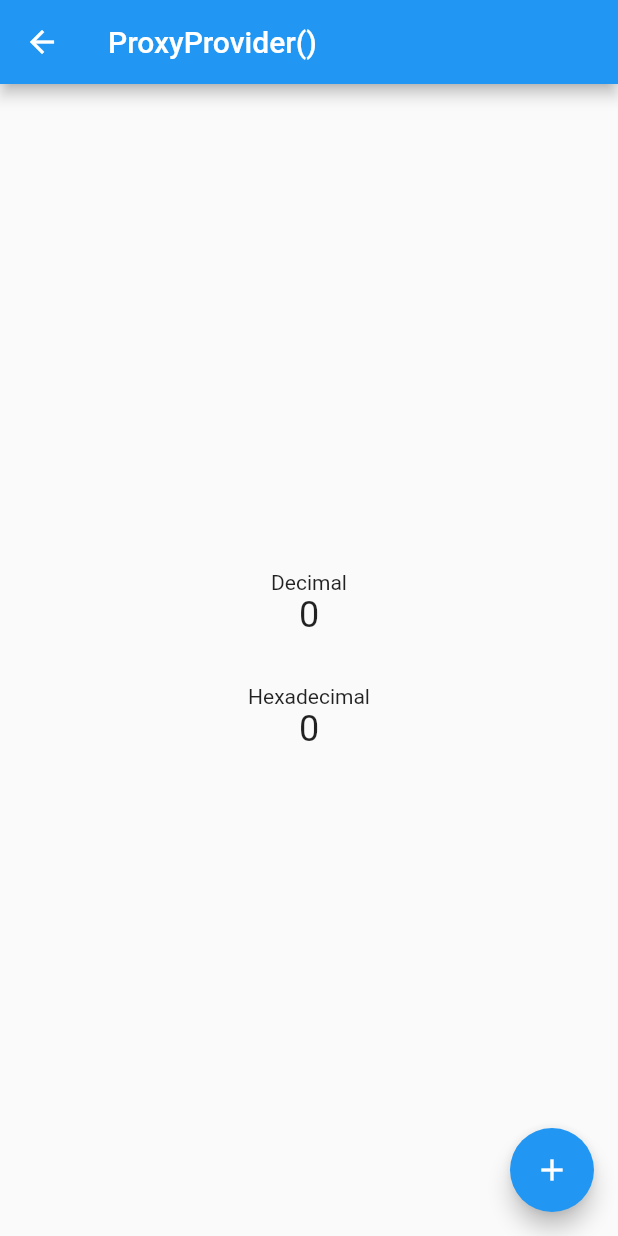
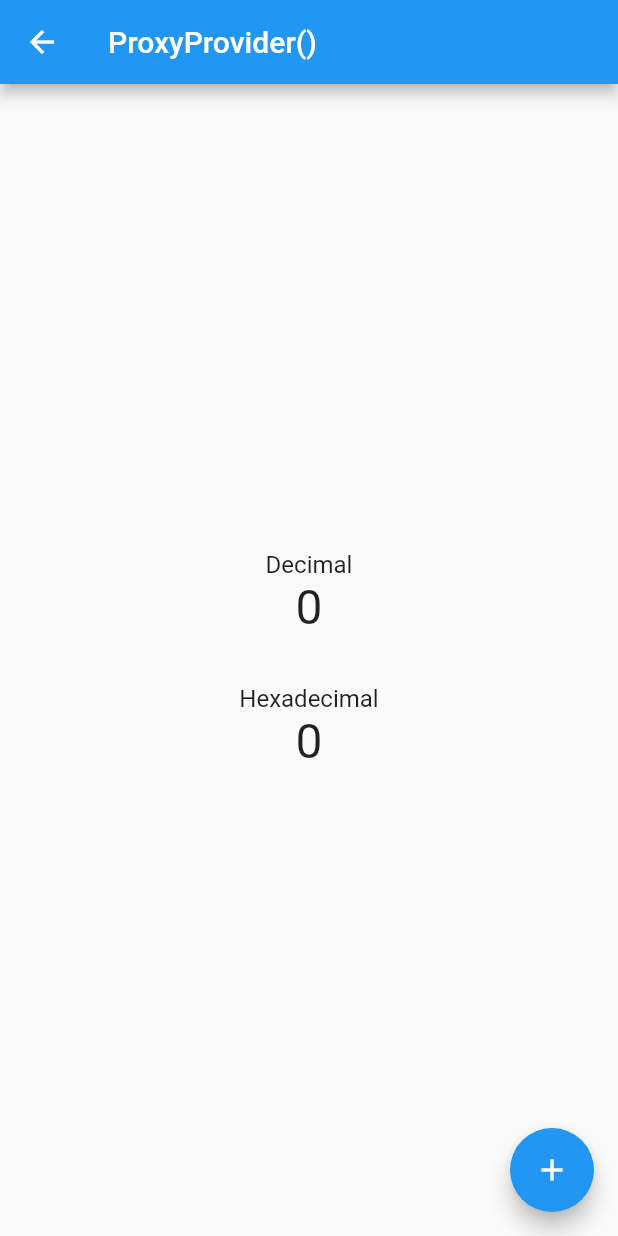
Before and after one commit to kaboc/flutter_provider_examples, a Flutter app: the ProxyProviderPage screen opened directly, on a phone screen of 412 x 824 dp. Run offline on Flutter 3.47's test engine with Material 2 defaults, Android fonts, the phone set to English and light mode, and no system bars.

Commit message:
Apply default text font size

```diff
--- a/lib/pages/change_notifier_provider.dart
+++ b/lib/pages/change_notifier_provider.dart
@@ -36,10 +36,7 @@ class _CounterText extends StatelessWidget {
     final counter = Provider.of<CnCounter>(context);
 
     return Center(
-      child: Text(
-        counter.number.toString(),
-        style: TextStyle(fontSize: 24.0),
-      ),
+      child: Text(counter.number.toString()),
     );
   }
 }
--- a/lib/pages/change_notifier_provider_value.dart
+++ b/lib/pages/change_notifier_provider_value.dart
@@ -40,10 +40,7 @@ class _CounterText extends StatelessWidget {
     final counter = Provider.of<CnCounter>(context);
 
     return Center(
-      child: Text(
-        counter.number.toString(),
-        style: TextStyle(fontSize: 24.0),
-      ),
+      child: Text(counter.number.toString()),
     );
   }
 }
--- a/lib/pages/dependency_injection.dart
+++ b/lib/pages/dependency_injection.dart
@@ -70,11 +70,11 @@ class _CounterText extends StatelessWidget {
       child: Column(
         mainAxisAlignment: MainAxisAlignment.center,
         children: <Widget>[
-          Text(counter.runtimeType.toString()),
           Text(
-            counter.numberString,
-            style: TextStyle(fontSize: 24.0),
+            counter.runtimeType.toString(),
+            style: const TextStyle(fontSize: 16.0),
           ),
+          Text(counter.numberString),
         ],
       ),
     );
--- a/lib/pages/future_provider.dart
+++ b/lib/pages/future_provider.dart
@@ -29,7 +29,7 @@ class _FutureText extends StatelessWidget {
     return Center(
       child: Text(
         description,
-        style: TextStyle(fontSize: 18.0),
+        style: const TextStyle(fontSize: 20.0),
       ),
     );
   }
--- a/lib/pages/provider.dart
+++ b/lib/pages/provider.dart
@@ -39,10 +39,7 @@ class _CounterText extends StatelessWidget {
       stream: bloc.value,
       builder: (context, snapshot) {
         return Center(
-          child: Text(
-            snapshot.data ?? '0',
-            style: TextStyle(fontSize: 24.0),
-          ),
+          child: Text(snapshot.data ?? '0'),
         );
       },
     );
--- a/lib/pages/provider_value.dart
+++ b/lib/pages/provider_value.dart
@@ -43,10 +43,7 @@ class _CounterText extends StatelessWidget {
       stream: bloc.value,
       builder: (context, snapshot) {
         return Center(
-          child: Text(
-            snapshot?.data ?? '0',
-            style: TextStyle(fontSize: 24.0),
-          ),
+          child: Text(snapshot?.data ?? '0'),
         );
       },
     );
--- a/lib/pages/proxy_provider.dart
+++ b/lib/pages/proxy_provider.dart
@@ -50,17 +50,17 @@ class _CounterResults extends StatelessWidget {
       child: Column(
         mainAxisAlignment: MainAxisAlignment.center,
         children: <Widget>[
-          const Text('Decimal'),
-          Text(
-            decCounter.value.toString(),
-            style: TextStyle(fontSize: 24.0),
+          const Text(
+            'Decimal',
+            style: TextStyle(fontSize: 16.0),
           ),
+          Text(decCounter.value.toString()),
           const SizedBox(height: 32.0),
-          const Text('Hexadecimal'),
-          Text(
-            hexCounter.valueString,
-            style: TextStyle(fontSize: 24.0),
+          const Text(
+            'Hexadecimal',
+            style: TextStyle(fontSize: 16.0),
           ),
+          Text(hexCounter.valueString),
         ],
       ),
     );
--- a/lib/pages/stream_provider.dart
+++ b/lib/pages/stream_provider.dart
@@ -42,10 +42,7 @@ class _CounterText extends StatelessWidget {
     final number = Provider.of<int>(context);
 
     return Center(
-      child: Text(
-        number.toString(),
-        style: TextStyle(fontSize: 24.0),
-      ),
+      child: Text(number.toString()),
     );
   }
 }
--- a/lib/pages/stream_provider_controller.dart
+++ b/lib/pages/stream_provider_controller.dart
@@ -37,10 +37,7 @@ class _CounterText extends StatelessWidget {
     final number = Provider.of<int>(context);
 
     return Center(
-      child: Text(
-        number.toString(),
-        style: TextStyle(fontSize: 24.0),
-      ),
+      child: Text(number.toString()),
     );
   }
 }
--- a/lib/pages/stream_provider_value.dart
+++ b/lib/pages/stream_provider_value.dart
@@ -42,10 +42,7 @@ class _CounterText extends StatelessWidget {
     final number = Provider.of<int>(context);
 
     return Center(
-      child: Text(
-        number.toString(),
-        style: TextStyle(fontSize: 24.0),
-      ),
+      child: Text(number.toString()),
     );
   }
 }
--- a/lib/pages/value_listenable_provider.dart
+++ b/lib/pages/value_listenable_provider.dart
@@ -29,10 +29,7 @@ class _CounterText extends StatelessWidget {
     final number = Provider.of<int>(context);
 
     return Center(
-      child: Text(
-        number.toString(),
-        style: TextStyle(fontSize: 24.0),
-      ),
+      child: Text(number.toString()),
     );
   }
 }
--- a/lib/pages/value_listenable_provider_value.dart
+++ b/lib/pages/value_listenable_provider_value.dart
@@ -40,10 +40,7 @@ class _CounterText extends StatelessWidget {
     final number = Provider.of<int>(context);
 
     return Center(
-      child: Text(
-        number.toString(),
-        style: TextStyle(fontSize: 24.0),
-      ),
+      child: Text(number.toString()),
     );
   }
 }
```
Also changed, not shown: lib/main.dart (+9 -4 lines).
